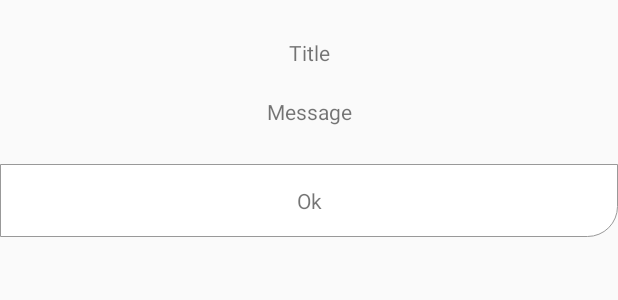
After one commit to romydewantara/RealSensus, an Android app: the layout layout_custom_alert_dialog.xml on its own in the app's theme, with its tools: preview values and no code run, on a phone screen of 412 x 824 dp. The commit adds this screen. Shown: the top 300 px of the screen. Run offline under Robolectric (Android 15) with nearby library versions, the phone set to English and light mode, and no system bars.

Commit message:
Add custom dialog fragment

```diff
--- /dev/null
+++ b/app/src/main/java/com/example/bacodelabs/listener/CustomDialogListener.java
@@ -0,0 +1,6 @@
+package com.example.bacodelabs.listener;
+
+public interface CustomDialogListener {
+    void negativeButtonPressed();
+    void positiveButtonPressed();
+}
--- /dev/null
+++ b/app/src/main/res/drawable/bg_negative_btn_rounded.xml
@@ -0,0 +1,17 @@
+<?xml version="1.0" encoding="UTF-8"?>
+<shape xmlns:android="http://schemas.android.com/apk/res/android">
+    <solid android:color="#FFFFFF"/>
+
+    <stroke
+        android:width="0.5dp"
+        android:color="#999999"/>
+
+    <padding
+        android:left="5dp"
+        android:top="15dp"
+        android:right="5dp"
+        android:bottom="15dp"/>
+
+    <corners
+        android:bottomLeftRadius="20dp" />
+</shape>
--- /dev/null
+++ b/app/src/main/res/drawable/bg_positive_btn_rounded.xml
@@ -0,0 +1,17 @@
+<?xml version="1.0" encoding="UTF-8"?>
+<shape xmlns:android="http://schemas.android.com/apk/res/android">
+    <solid android:color="#FFFFFF"/>
+
+    <stroke
+        android:width="0.5dp"
+        android:color="#999999"/>
+
+    <padding
+        android:left="5dp"
+        android:top="15dp"
+        android:right="5dp"
+        android:bottom="15dp"/>
+
+    <corners
+        android:bottomRightRadius="20dp" />
+</shape>
--- /dev/null
+++ b/app/src/main/res/layout/layout_custom_alert_dialog.xml
@@ -0,0 +1,71 @@
+<?xml version="1.0" encoding="utf-8"?>
+<FrameLayout
+    xmlns:android="http://schemas.android.com/apk/res/android"
+    xmlns:app="http://schemas.android.com/apk/res-auto"
+    android:layout_width="match_parent"
+    android:layout_height="wrap_content">
+
+    <RelativeLayout
+        android:layout_width="match_parent"
+        android:layout_height="wrap_content"
+        android:layout_gravity="center_horizontal">
+
+        <TextView
+            android:id="@+id/titleAlert"
+            android:layout_width="match_parent"
+            android:layout_height="wrap_content"
+            android:text="Title"
+            android:paddingTop="25dp"
+            android:paddingBottom="10dp"
+            android:gravity="center" />
+
+        <TextView
+            android:id="@+id/messageAlert"
+            android:layout_width="match_parent"
+            android:layout_height="wrap_content"
+            android:text="Message"
+            android:paddingTop="10dp"
+            android:paddingBottom="25dp"
+            android:paddingLeft="10dp"
+            android:paddingRight="10dp"
+            android:gravity="center"
+            android:visibility="visible"
+            android:layout_below="@id/titleAlert"/>
+
+        <LinearLayout
+            android:layout_width="match_parent"
+            android:layout_height="wrap_content"
+            app:layout_constraintLeft_toLeftOf="parent"
+            app:layout_constraintRight_toRightOf="parent"
+            android:orientation="horizontal"
+            android:weightSum="100"
+            android:visibility="visible"
+            android:layout_below="@id/messageAlert">
+
+            <TextView
+                android:id="@+id/negativeButton"
+                android:layout_width="match_parent"
+                android:layout_height="wrap_content"
+                android:background="@drawable/bg_negative_btn_rounded"
+                android:layout_weight="50"
+                android:gravity="center"
+                android:text="Cancel"
+                android:foreground="?android:attr/selectableItemBackground"
+                android:visibility="gone"/>
+
+            <TextView
+                android:id="@+id/positiveButton"
+                android:layout_width="match_parent"
+                android:layout_height="wrap_content"
+                android:background="@drawable/bg_positive_btn_rounded"
+                android:layout_weight="50"
+                android:gravity="center"
+                android:clickable="true"
+                android:text="Ok"
+                android:foreground="?android:attr/selectableItemBackground"
+                android:visibility="visible"/>
+        </LinearLayout>
+
+    </RelativeLayout>
+
+</FrameLayout>
--- a/app/src/main/res/values/colors.xml
+++ b/app/src/main/res/values/colors.xml
@@ -3,6 +3,7 @@
     <color name="colorPrimary">#6200EE</color>
     <color name="colorPrimaryDark">#3700B3</color>
     <color name="colorAccent">#03DAC5</color>
+    <color name="bacode_black">#000000</color>
 
     <color name="bacode_transparent">#00FFFFFF</color>
     <color name="bacode_white">#FFFFFF</color>
```
Also changed, not shown: app/src/main/java/com/example/bacodelabs/activity/HomeActivity.java (+27 -5 lines), app/src/main/java/com/example/bacodelabs/libs/BCCustomDialog.java (added, +149 -0 lines), app/src/main/res/drawable/bg_custom_dialog.xml (added, +20 -0 lines), app/src/main/res/drawable/bg_single_button_custom_dialog.xml (added, +18 -0 lines).
